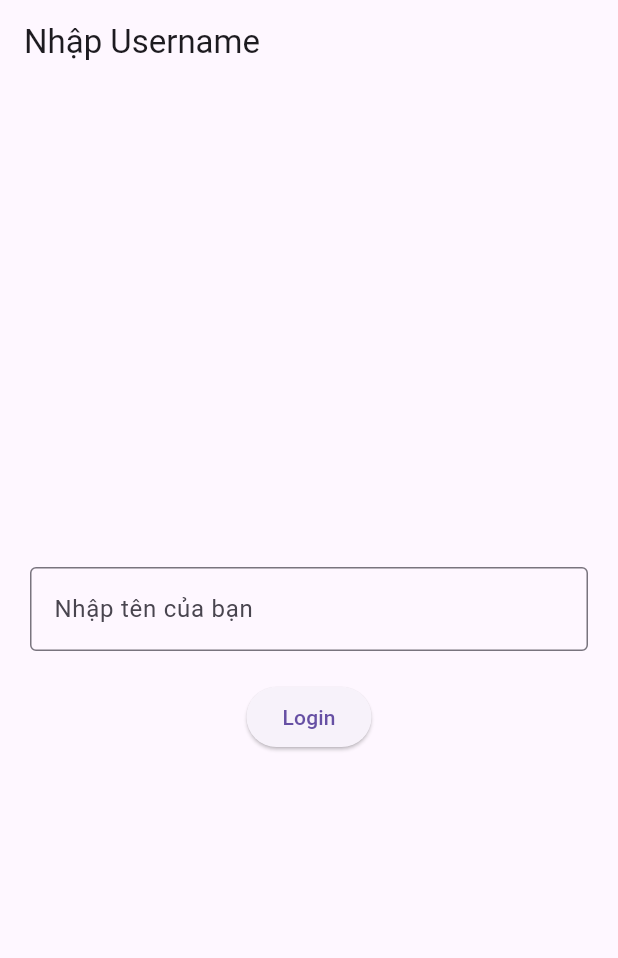
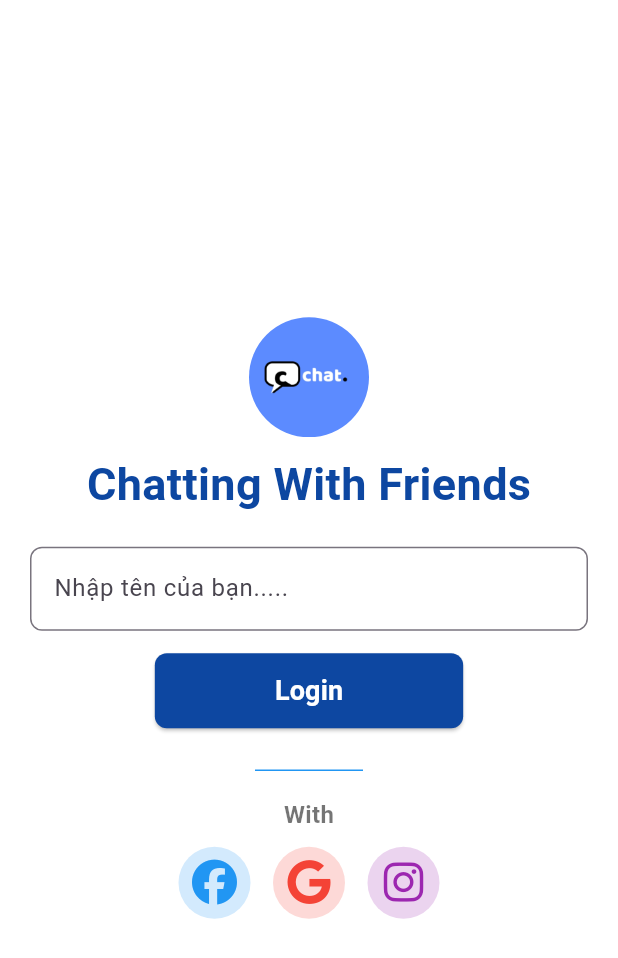
Before and after one commit to tranphuchuynh1/flutter_appchat_ai, a Flutter app: the screen it shows after launch, on a phone screen of 412 x 824 dp. Shown: the top 958 px of the screen. Run offline on Flutter 3.47's test engine with Material 3 defaults, Android fonts, the phone set to English and light mode, and no system bars; our stand-ins replace equatable, flutter_bloc, font_awesome_flutter, go_router; Roboto replaces fonts that are missing (Times New Roman).

Commit message:
Huynh(leader) - refactor:layout,UI home_screen and chat_screen

```diff
--- a/lib/Views/home_screen.dart
+++ b/lib/Views/home_screen.dart
@@ -1,5 +1,6 @@
 import 'package:flutter/material.dart';
 import 'package:go_router/go_router.dart';
+import 'package:font_awesome_flutter/font_awesome_flutter.dart';
 
 class HomeScreen extends StatefulWidget {
   @override
@@ -12,31 +13,110 @@ class _HomeScreenState extends State<HomeScreen> {
   @override
   Widget build(BuildContext context) {
     return Scaffold(
-      appBar: AppBar(title: Text("Nhập Username")),
+      backgroundColor: Colors.white,
       body: Padding(
         padding: EdgeInsets.all(20),
         child: Column(
           mainAxisAlignment: MainAxisAlignment.center,
           children: [
+
+            CircleAvatar(
+              radius: 40,
+              backgroundColor: Colors.transparent,
+              backgroundImage: AssetImage('assets/logos/icon-app-chat.jpg'), // Thêm ảnh logo vào thư mục assets
+            ),
+            SizedBox(height: 10),
+
+            Text(
+              "Chatting With Friends",
+              style: TextStyle(
+                fontSize: 30,
+                fontWeight: FontWeight.bold,
+                color: Colors.blue.shade900,
+                fontFamily: 'Times New Roman',
+              ),
+            ),
+            SizedBox(height: 20),
+
+
             TextField(
               controller: nameController,
               decoration: InputDecoration(
-                labelText: "Nhập tên của bạn",
-                border: OutlineInputBorder(),
+                hintText: "Nhập tên của bạn.....",
+                border: OutlineInputBorder(
+                  borderRadius: BorderRadius.circular(8),
+                  borderSide: BorderSide(color: Colors.blue),
+                ),
+                fillColor: Colors.white,
               ),
             ),
-            SizedBox(height: 20),
+            SizedBox(height: 15),
+
+
             ElevatedButton(
+              style: ElevatedButton.styleFrom(
+                backgroundColor: Colors.blue.shade900,
+                foregroundColor: Colors.white,
+                padding: EdgeInsets.symmetric(vertical: 12, horizontal: 80),
+                shape: RoundedRectangleBorder(
+                  borderRadius: BorderRadius.circular(8),
+                ),
+              ),
               onPressed: () {
                 if (nameController.text.isNotEmpty) {
-                  GoRouter.of(context).go("/chat", extra: nameController.text);
+                  GoRouter.of(context).go("/chat",
+                      extra: nameController.text,
+                  );
                 }
               },
-              child: Text("Login"),
+              child: Text("Login", style: TextStyle(fontSize: 18, fontWeight: FontWeight.bold)),
+            ),
+
+            SizedBox(height: 20),
+
+
+            Padding(
+              padding: const EdgeInsets.fromLTRB(150, 0, 150, 0),
+              child: Divider(color: Colors.blue, thickness: 1),
+            ),
+            SizedBox(height: 10),
+
+
+            Text(
+              "With",
+              style: TextStyle(fontSize: 16, fontWeight: FontWeight.bold, color: Colors.black54),
+            ),
+            SizedBox(height: 10),
+
+            Row(
+              mainAxisAlignment: MainAxisAlignment.center,
+              children: [
+                _buildSocialButton(FontAwesomeIcons.facebook, Colors.blue),
+                SizedBox(width: 15),
+                _buildSocialButton(FontAwesomeIcons.google, Colors.red),
+                SizedBox(width: 15),
+                _buildSocialButton(FontAwesomeIcons.instagram, Colors.purple),
+              ],
             ),
           ],
         ),
       ),
     );
   }
+
+
+  Widget _buildSocialButton(IconData icon, Color color) {
+    return Container(
+      decoration: BoxDecoration(
+        shape: BoxShape.circle,
+        color: color.withOpacity(0.2),
+      ),
+      child: IconButton(
+        icon: FaIcon(icon, color: color, size: 30),
+        onPressed: () {
+          // cho~ nay` thao tac' cho cac' icon, chua can` bo~ gi` zo cho~ nay`
+        },
+      ),
+    );
+  }
 }
--- a/lib/router.dart
+++ b/lib/router.dart
@@ -16,7 +16,7 @@ final GoRouter router = GoRouter(
         if (username == null || username.isEmpty) {
           return HomeScreen(); // neu k co username -> back ve home
         }
-        return ChatScreen(username: username); // Chuyển đến chatscreen
+        return ChatScreen(username: username);
       },
     ),
   ],
--- a/pubspec.yaml
+++ b/pubspec.yaml
@@ -40,6 +40,7 @@ dependencies:
   web_socket_channel: ^3.0.2
   go_router: ^14.8.1
   flutter_gemini: ^3.0.0
+  font_awesome_flutter: ^10.8.0
 
 dev_dependencies:
   flutter_test:
@@ -64,8 +65,8 @@ flutter:
   uses-material-design: true
 
   # To add assets to your application, add an assets section, like this:
-  # assets:
-  #   - images/a_dot_burr.jpeg
+  assets:
+    - assets/logos/icon-app-chat.jpg
   #   - images/a_dot_ham.jpeg
 
   # An image asset can refer to one or more resolution-specific "variants", see
```
Also changed, not shown: lib/Views/chat_screen.dart (+27 -8 lines), assets/logos/icon-app-chat.jpg (added), pubspec.lock.
